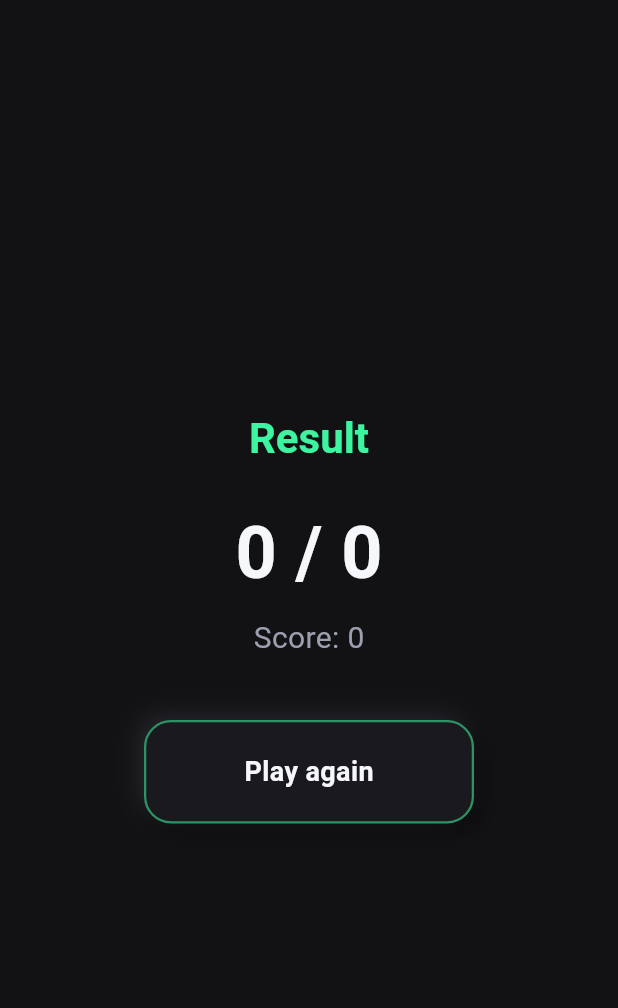
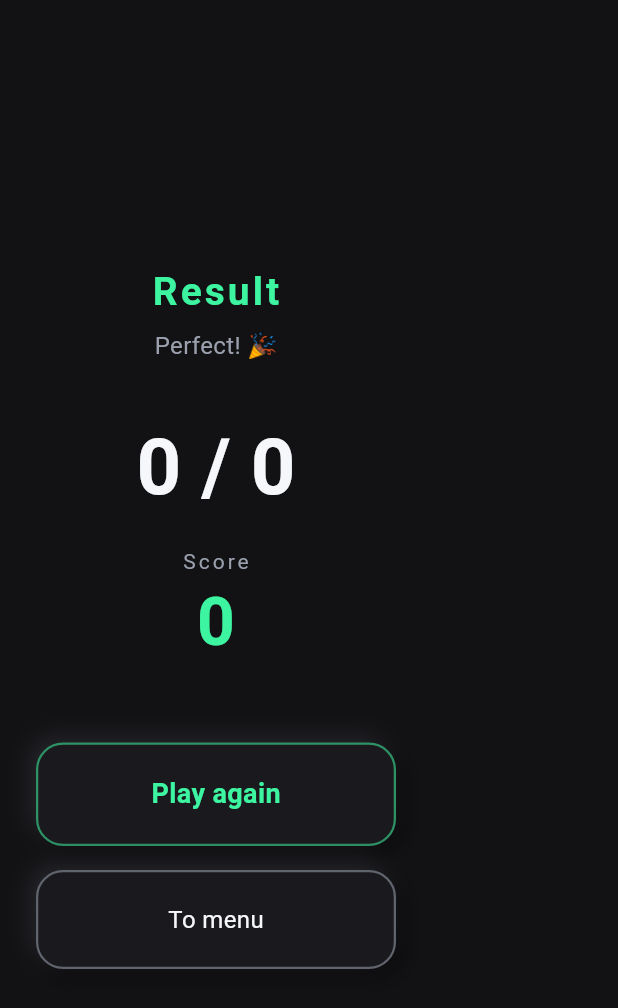
Before and after one commit to mindaugas1dirzius-ai/myn, a Flutter app: the ResultScreen screen opened directly with empty values, on a phone screen of 412 x 824 dp. Shown: the top 1008 px of the screen. Run offline on Flutter 3.47's test engine with Material 3 defaults, Android fonts, the phone set to English and light mode, and no system bars.

Commit message:
feat(G5): finish result screen - animated score, rating, play-again/menu
- TweenAnimationBuilder counts score 0->final (dopamine effect)
- rating message by correct ratio (perfect/great/not bad/try again), localized
- play again (same mode) + to menu buttons, level-colored accent
- game_screen passes op/level/modeId to results
- analyze clean, all 5 tests pass — G phase complete

```diff
--- a/math_game/lib/l10n/app_strings.dart
+++ b/math_game/lib/l10n/app_strings.dart
@@ -41,4 +41,11 @@ class AppStrings {
   String get resultTitle => _pick('Rezultatas', 'Result');
   String get score => _pick('Taškai', 'Score');
   String get playAgain => _pick('Žaisti dar', 'Play again');
+  String get toMenu => _pick('Į meniu', 'To menu');
+
+  // --- Įvertinimai ---
+  String get ratingPerfect => _pick('Tobula! 🎉', 'Perfect! 🎉');
+  String get ratingGood => _pick('Puiku!', 'Great!');
+  String get ratingOk => _pick('Neblogai', 'Not bad');
+  String get ratingTryAgain => _pick('Bandyk dar', 'Try again');
 }
--- a/math_game/lib/screens/game_screen.dart
+++ b/math_game/lib/screens/game_screen.dart
@@ -83,6 +83,9 @@ class _GameScreenState extends State<GameScreen>
       Navigator.of(context).pushReplacement(
         MaterialPageRoute(
           builder: (_) => ResultScreen(
+            op: widget.op,
+            level: widget.level,
+            modeId: widget.modeId,
             correct: _game.correctCount,
             total: _game.total,
             score: _game.score,
--- a/math_game/lib/screens/result_screen.dart
+++ b/math_game/lib/screens/result_screen.dart
@@ -1,17 +1,25 @@
 import 'package:flutter/material.dart';
 import '../l10n/app_strings.dart';
+import '../models/game_mode.dart';
 import '../theme/app_theme.dart';
 import '../widgets/neumorphic_button.dart';
+import 'game_screen.dart';
 
-/// G4/G5: rezultatų ekranas po 10 klausimų (švelnus modelis — visada pasiekiamas).
+/// G5: rezultatų ekranas po 10 klausimų (švelnus modelis — visada pasiekiamas).
 /// Taškai ČIA — kosmetiniai (oficialius J žingsnyje patvirtins serveris).
 class ResultScreen extends StatelessWidget {
+  final MathOp op;
+  final GameLevel level;
+  final String modeId;
   final int correct;
   final int total;
   final int score;
 
   const ResultScreen({
     super.key,
+    required this.op,
+    required this.level,
+    required this.modeId,
     required this.correct,
     required this.total,
     required this.score,
@@ -20,51 +28,79 @@ class ResultScreen extends StatelessWidget {
   @override
   Widget build(BuildContext context) {
     final s = AppStrings.of(context);
+    final accent = level.color;
+
     return Scaffold(
       body: SafeArea(
-        child: Center(
+        child: Padding(
+          padding: const EdgeInsets.all(24),
           child: Column(
             mainAxisAlignment: MainAxisAlignment.center,
             children: [
               Text(
                 s.resultTitle,
                 style: Theme.of(context).textTheme.headlineLarge?.copyWith(
-                      fontSize: 28,
-                      color: AppColors.levelEasy,
+                      fontSize: 26,
+                      letterSpacing: 2,
+                      color: accent,
                     ),
               ),
-              const SizedBox(height: 24),
-              Text(
-                '$correct / $total',
-                style: const TextStyle(
-                  color: AppColors.textPrimary,
-                  fontSize: 48,
-                  fontWeight: FontWeight.bold,
+              const SizedBox(height: 8),
+              Text(_rating(s), style: const TextStyle(
+                color: AppColors.textSecondary, fontSize: 16)),
+              const SizedBox(height: 32),
+
+              // Teisingų santykis
+              Text('$correct / $total', style: const TextStyle(
+                color: AppColors.textPrimary,
+                fontSize: 52, fontWeight: FontWeight.bold)),
+              const SizedBox(height: 16),
+
+              // Animuotas taškų skaičius (0 -> score), dopamino efektas
+              Text(s.score, style: const TextStyle(
+                color: AppColors.textSecondary, fontSize: 14, letterSpacing: 2)),
+              TweenAnimationBuilder<int>(
+                tween: IntTween(begin: 0, end: score),
+                duration: const Duration(milliseconds: 900),
+                curve: Curves.easeOut,
+                builder: (context, value, _) => Text(
+                  '$value',
+                  style: TextStyle(
+                    color: accent,
+                    fontSize: 44,
+                    fontWeight: FontWeight.bold,
+                  ),
                 ),
               ),
-              const SizedBox(height: 8),
-              Text(
-                '${s.score}: $score',
-                style: const TextStyle(
-                  color: AppColors.textSecondary,
-                  fontSize: 20,
+
+              const SizedBox(height: 48),
+
+              // Žaisti dar — to paties režimo
+              SizedBox(
+                width: 240,
+                child: NeumorphicButton(
+                  accent: accent,
+                  onTap: () => Navigator.of(context).pushReplacement(
+                    MaterialPageRoute(
+                      builder: (_) =>
+                          GameScreen(modeId: modeId, op: op, level: level),
+                    ),
+                  ),
+                  child: Text(s.playAgain, style: TextStyle(
+                    color: accent, fontSize: 18, fontWeight: FontWeight.bold)),
                 ),
               ),
-              const SizedBox(height: 40),
+              const SizedBox(height: 16),
+
+              // Į meniu
               SizedBox(
-                width: 220,
+                width: 240,
                 child: NeumorphicButton(
-                  accent: AppColors.levelEasy,
-                  onTap: () => Navigator.of(context)
-                      .popUntil((route) => route.isFirst),
-                  child: Text(
-                    s.playAgain,
-                    style: const TextStyle(
-                      color: AppColors.textPrimary,
-                      fontSize: 18,
-                      fontWeight: FontWeight.bold,
-                    ),
-                  ),
+                  accent: AppColors.textSecondary,
+                  onTap: () =>
+                      Navigator.of(context).popUntil((route) => route.isFirst),
+                  child: Text(s.toMenu, style: const TextStyle(
+                    color: AppColors.textPrimary, fontSize: 16)),
                 ),
               ),
             ],
@@ -73,4 +109,12 @@ class ResultScreen extends StatelessWidget {
       ),
     );
   }
+
+  /// Įvertinimo žinutė pagal teisingų skaičių.
+  String _rating(AppStrings s) {
+    if (correct == total) return s.ratingPerfect;
+    if (correct >= total * 0.7) return s.ratingGood;
+    if (correct >= total * 0.4) return s.ratingOk;
+    return s.ratingTryAgain;
+  }
 }
```
